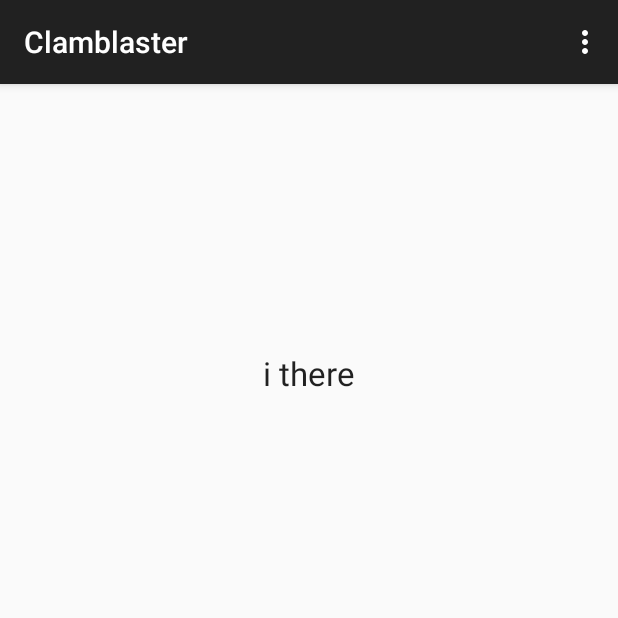
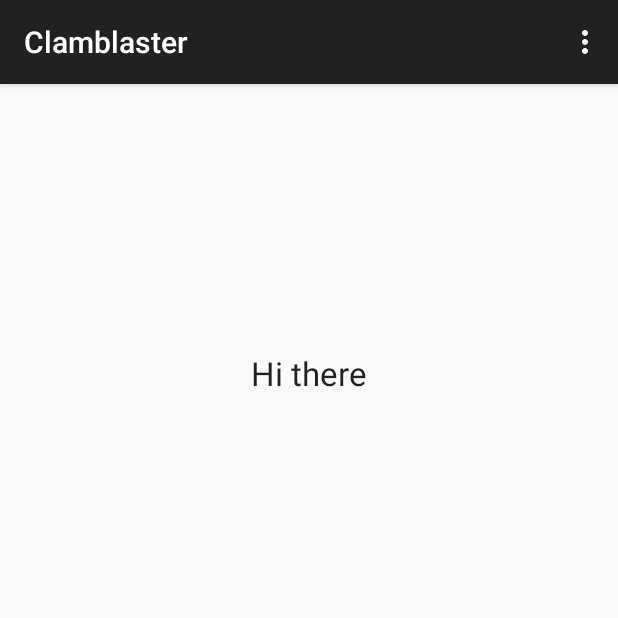
Before and after one commit to titusmoldovan/Clamblaster, an Android app: the screen it shows after launch (MainActivity), on a phone screen of 412 x 824 dp, the top half of it. Run offline under Robolectric (Android 15) with nearby library versions, the phone set to English and light mode, and no system bars.

Commit message:
Chanded the label text

```diff
--- a/app/src/main/res/layout/activity_main.xml
+++ b/app/src/main/res/layout/activity_main.xml
@@ -10,7 +10,7 @@
         android:layout_width="wrap_content"
         android:layout_height="wrap_content"
         android:textAppearance="?android:attr/textAppearanceLarge"
-        android:text="i there"
+        android:text="Hi there"
         android:id="@+id/textView"
         android:layout_alignParentTop="true"
         android:layout_centerHorizontal="true"
```
